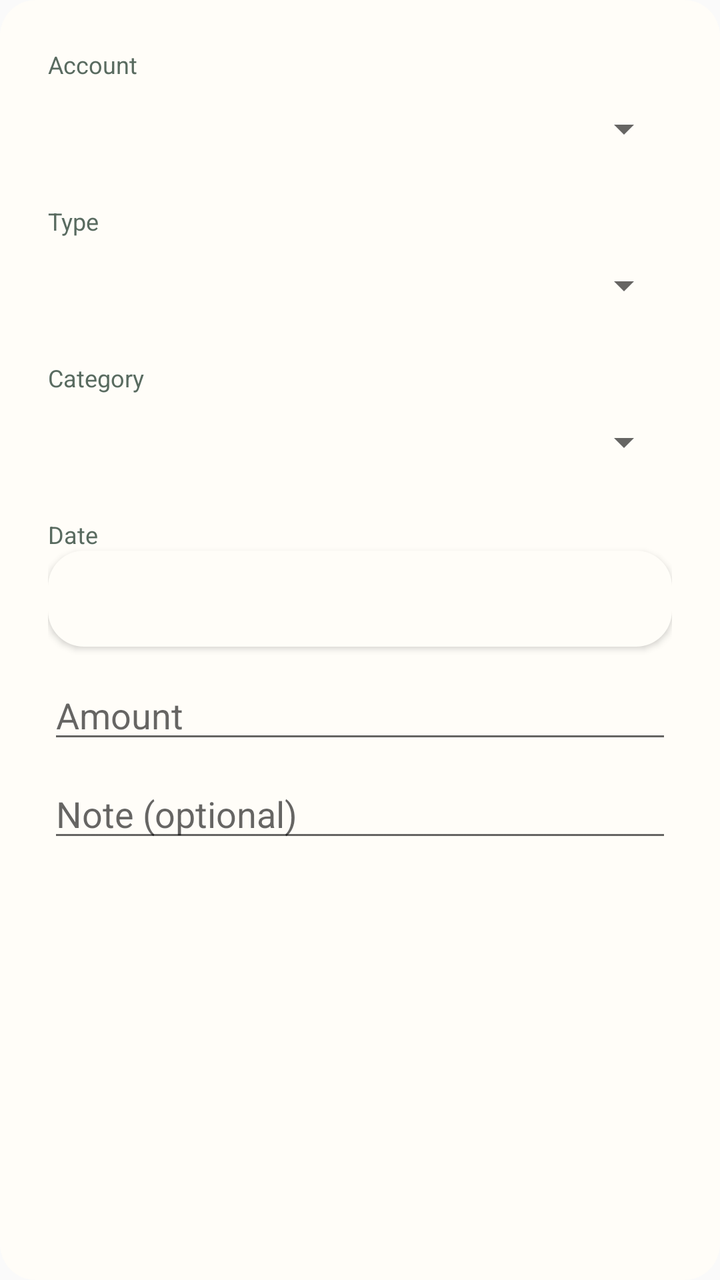
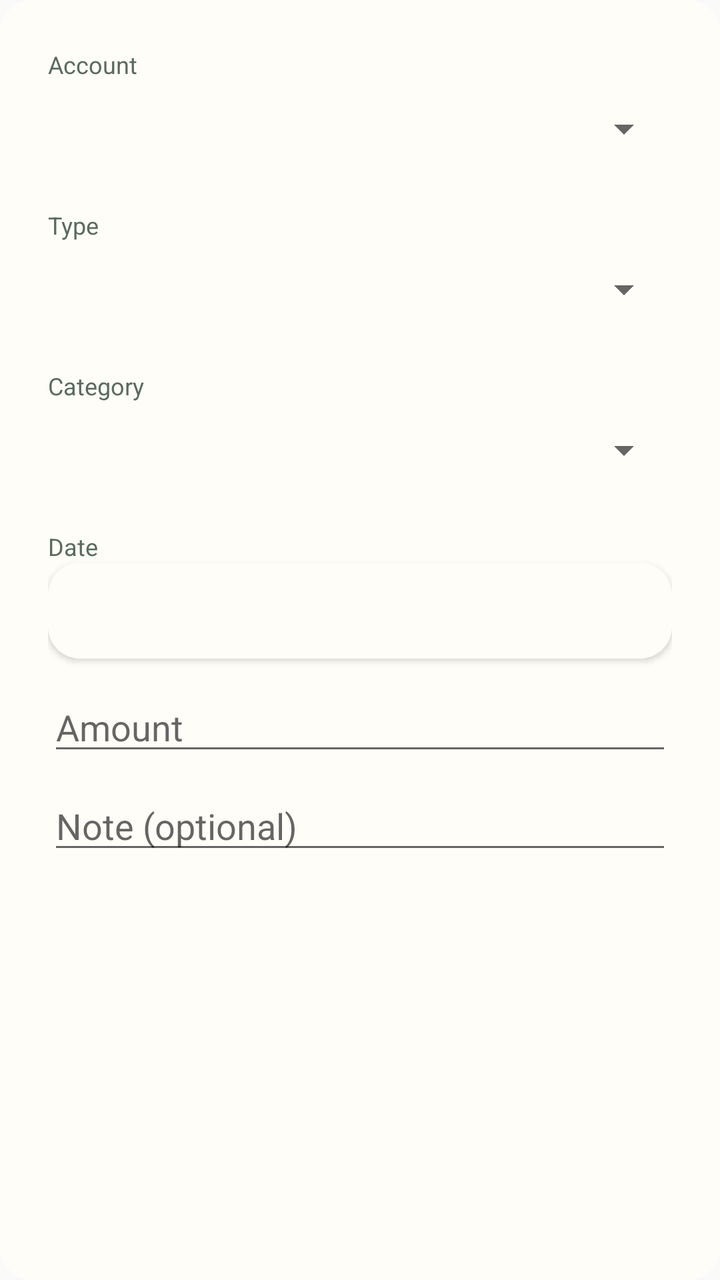

Before-and-after screenshots of an Android layout around one commit, followed by the original layout XML and the change that was made.
<!-- AndroidManifest.xml: application theme Theme.App -->
<!-- res/layout/dialog_add_transaction.xml -->
<?xml version="1.0" encoding="utf-8"?>
<LinearLayout xmlns:android="http://schemas.android.com/apk/res/android" android:layout_width="match_parent" android:layout_height="wrap_content" android:background="@drawable/action_tile_background" android:orientation="vertical" android:padding="24dp">
    <TextView android:layout_width="wrap_content" android:layout_height="wrap_content" android:text="@string/transaction_account" android:textColor="@color/lumen_muted" android:textSize="12sp" />
    <Spinner android:id="@+id/transaction_account" android:layout_width="match_parent" android:layout_height="48dp" />
    <TextView android:layout_width="wrap_content" android:layout_height="wrap_content" android:layout_marginTop="14dp" android:text="@string/transaction_type" android:textColor="@color/lumen_muted" android:textSize="12sp" />
    <Spinner android:id="@+id/transaction_type" android:layout_width="match_parent" android:layout_height="48dp" />
    <TextView android:layout_width="wrap_content" android:layout_height="wrap_content" android:layout_marginTop="14dp" android:text="@string/transaction_category" android:textColor="@color/lumen_muted" android:textSize="12sp" />
    <Spinner android:id="@+id/transaction_category" android:layout_width="match_parent" android:layout_height="48dp" />
    <TextView android:layout_width="wrap_content" android:layout_height="wrap_content" android:layout_marginTop="14dp" android:text="@string/transaction_date" android:textColor="@color/lumen_muted" android:textSize="12sp" />
    <Button android:id="@+id/transaction_date_picker" android:layout_width="match_parent" android:layout_height="48dp" android:background="@drawable/action_tile_background" android:gravity="start|center_vertical" android:paddingStart="12dp" android:paddingEnd="12dp" android:textColor="@color/lumen_ink" android:textSize="14sp" android:textStyle="normal" />
    <EditText android:id="@+id/transaction_amount" android:layout_width="match_parent" android:layout_height="wrap_content" android:layout_marginTop="12dp" android:hint="@string/transaction_amount" android:inputType="numberDecimal" android:singleLine="true" />
    <EditText android:id="@+id/transaction_note" android:layout_width="match_parent" android:layout_height="wrap_content" android:layout_marginTop="8dp" android:hint="@string/transaction_note" android:inputType="text" android:singleLine="true" />
</LinearLayout>
<!-- resources referenced by this layout -->
<resources>
  <color name="lumen_ink">#17211D</color>
  <color name="lumen_muted">#596B60</color>
  <!-- drawable action_tile_background (drawable) -->
  <?xml version="1.0" encoding="utf-8"?>
  <shape xmlns:android="http://schemas.android.com/apk/res/android">
      <solid android:color="@color/lumen_surface" />
      <corners android:radius="@dimen/card_radius" />
  </shape>
  <string name="transaction_account">Account</string>
  <string name="transaction_amount">Amount</string>
  <string name="transaction_category">Category</string>
  <string name="transaction_date">Date</string>
  <string name="transaction_note">Note (optional)</string>
  <string name="transaction_type">Type</string>
  <style name="Theme.App" parent="android:Theme.Material.Light.NoActionBar">
          <item name="android:colorPrimary">@color/lumen_accent</item>
          <item name="android:colorAccent">@color/lumen_accent</item>
          <item name="android:windowLightStatusBar">true</item>
          <item name="android:statusBarColor">@color/lumen_background</item>
          <item name="android:navigationBarColor">@color/lumen_surface</item>
          <item name="android:windowLightNavigationBar">true</item>
          <item name="android:windowAnimationStyle">@style/AppWindowAnimation</item>
      </style>
  <color name="lumen_surface">#FFFDF8</color>
  <dimen name="card_radius">18dp</dimen>
  <color name="lumen_accent">#176B55</color>
  <color name="lumen_background">#F4F1EA</color>
  <style name="AppWindowAnimation">
          <item name="android:activityOpenEnterAnimation">@anim/activity_enter</item>
          <item name="android:activityOpenExitAnimation">@anim/activity_exit</item>
          <item name="android:activityCloseEnterAnimation">@anim/activity_enter</item>
          <item name="android:activityCloseExitAnimation">@anim/activity_exit</item>
          <item name="android:taskOpenEnterAnimation">@anim/activity_enter</item>
          <item name="android:taskOpenExitAnimation">@anim/activity_exit</item>
          <item name="android:taskCloseEnterAnimation">@anim/activity_enter</item>
          <item name="android:taskCloseExitAnimation">@anim/activity_exit</item>
          <item name="android:windowEnterAnimation">@anim/activity_enter</item>
          <item name="android:windowExitAnimation">@anim/activity_exit</item>
      </style>
</resources>

<!-- the commit's change to res/layout/dialog_add_transaction.xml (unified diff, before → after) -->
@@ -1,13 +1,13 @@
 <?xml version="1.0" encoding="utf-8"?>
-<LinearLayout xmlns:android="http://schemas.android.com/apk/res/android" android:layout_width="match_parent" android:layout_height="wrap_content" android:background="@drawable/action_tile_background" android:orientation="vertical" android:padding="24dp">
-    <TextView android:layout_width="wrap_content" android:layout_height="wrap_content" android:text="@string/transaction_account" android:textColor="@color/lumen_muted" android:textSize="12sp" />
+<LinearLayout xmlns:android="http://schemas.android.com/apk/res/android" android:layout_width="match_parent" android:layout_height="wrap_content" android:background="@drawable/action_tile_background" android:orientation="vertical" android:padding="@dimen/space_24">
+    <TextView android:layout_width="wrap_content" android:layout_height="wrap_content" android:text="@string/transaction_account" android:textColor="@color/lumen_muted" android:textSize="@dimen/text_12" />
     <Spinner android:id="@+id/transaction_account" android:layout_width="match_parent" android:layout_height="48dp" />
-    <TextView android:layout_width="wrap_content" android:layout_height="wrap_content" android:layout_marginTop="14dp" android:text="@string/transaction_type" android:textColor="@color/lumen_muted" android:textSize="12sp" />
+    <TextView android:layout_width="wrap_content" android:layout_height="wrap_content" android:layout_marginTop="@dimen/space_16" android:text="@string/transaction_type" android:textColor="@color/lumen_muted" android:textSize="@dimen/text_12" />
     <Spinner android:id="@+id/transaction_type" android:layout_width="match_parent" android:layout_height="48dp" />
-    <TextView android:layout_width="wrap_content" android:layout_height="wrap_content" android:layout_marginTop="14dp" android:text="@string/transaction_category" android:textColor="@color/lumen_muted" android:textSize="12sp" />
+    <TextView android:layout_width="wrap_content" android:layout_height="wrap_content" android:layout_marginTop="@dimen/space_16" android:text="@string/transaction_category" android:textColor="@color/lumen_muted" android:textSize="@dimen/text_12" />
     <Spinner android:id="@+id/transaction_category" android:layout_width="match_parent" android:layout_height="48dp" />
-    <TextView android:layout_width="wrap_content" android:layout_height="wrap_content" android:layout_marginTop="14dp" android:text="@string/transaction_date" android:textColor="@color/lumen_muted" android:textSize="12sp" />
-    <Button android:id="@+id/transaction_date_picker" android:layout_width="match_parent" android:layout_height="48dp" android:background="@drawable/action_tile_background" android:gravity="start|center_vertical" android:paddingStart="12dp" android:paddingEnd="12dp" android:textColor="@color/lumen_ink" android:textSize="14sp" android:textStyle="normal" />
-    <EditText android:id="@+id/transaction_amount" android:layout_width="match_parent" android:layout_height="wrap_content" android:layout_marginTop="12dp" android:hint="@string/transaction_amount" android:inputType="numberDecimal" android:singleLine="true" />
-    <EditText android:id="@+id/transaction_note" android:layout_width="match_parent" android:layout_height="wrap_content" android:layout_marginTop="8dp" android:hint="@string/transaction_note" android:inputType="text" android:singleLine="true" />
+    <TextView android:layout_width="wrap_content" android:layout_height="wrap_content" android:layout_marginTop="@dimen/space_16" android:text="@string/transaction_date" android:textColor="@color/lumen_muted" android:textSize="@dimen/text_12" />
+    <Button android:id="@+id/transaction_date_picker" android:layout_width="match_parent" android:layout_height="48dp" android:background="@drawable/action_tile_background" android:gravity="start|center_vertical" android:paddingStart="@dimen/space_16" android:paddingEnd="@dimen/space_16" android:textColor="@color/lumen_ink" android:textSize="@dimen/text_14" android:textStyle="normal" />
+    <EditText android:id="@+id/transaction_amount" android:layout_width="match_parent" android:layout_height="wrap_content" android:layout_marginTop="@dimen/space_12" android:hint="@string/transaction_amount" android:inputType="numberDecimal" android:singleLine="true" />
+    <EditText android:id="@+id/transaction_note" android:layout_width="match_parent" android:layout_height="wrap_content" android:layout_marginTop="@dimen/space_8" android:hint="@string/transaction_note" android:inputType="text" android:singleLine="true" />
 </LinearLayout>
<!-- resource entries referenced after the edit -->
@@ -2,6 +2,12 @@
 <resources>
   <color name="lumen_ink">#17211D</color>
   <color name="lumen_muted">#596B60</color>
+  <dimen name="space_12">12dp</dimen>
+  <dimen name="space_16">16dp</dimen>
+  <dimen name="space_24">24dp</dimen>
+  <dimen name="space_8">8dp</dimen>
+  <dimen name="text_12">12sp</dimen>
+  <dimen name="text_14">14sp</dimen>
   <!-- drawable action_tile_background (drawable) -->
   <?xml version="1.0" encoding="utf-8"?>
   <shape xmlns:android="http://schemas.android.com/apk/res/android">
@@ -24,7 +30,7 @@
           <item name="android:windowAnimationStyle">@style/AppWindowAnimation</item>
       </style>
   <color name="lumen_surface">#FFFDF8</color>
-  <dimen name="card_radius">18dp</dimen>
+  <dimen name="card_radius">16dp</dimen>
   <color name="lumen_accent">#176B55</color>
   <color name="lumen_background">#F4F1EA</color>
   <style name="AppWindowAnimation">
